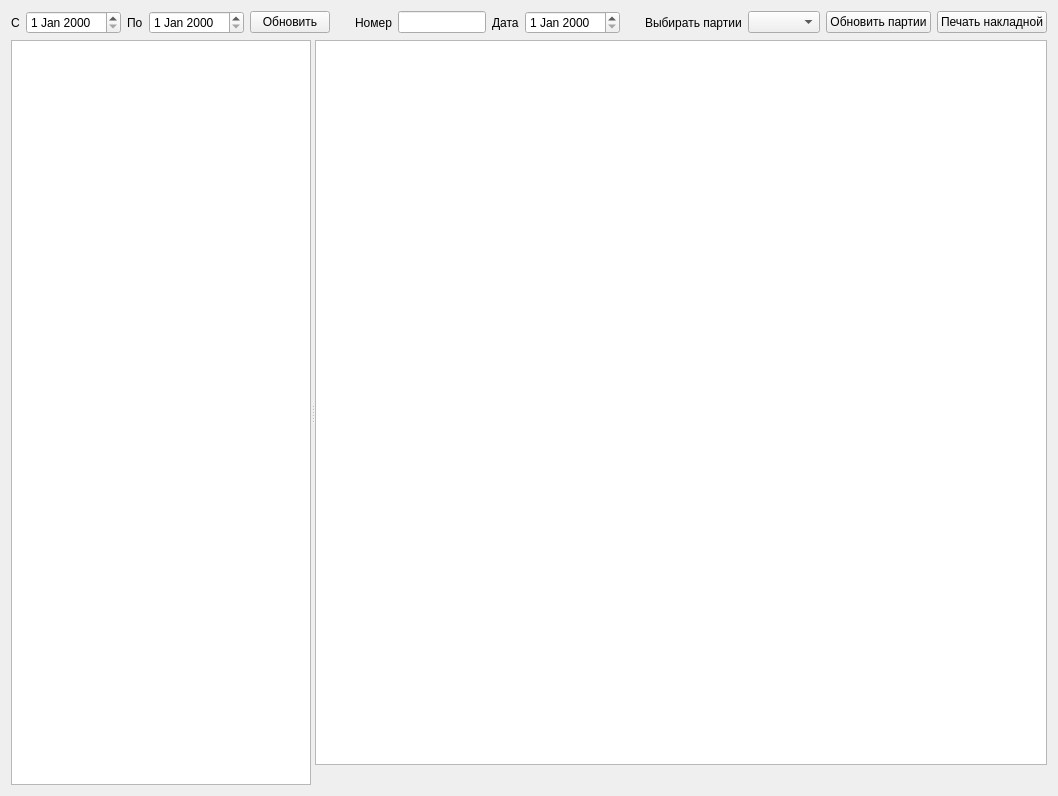
Above: formperepack.ui from Sergeyego/wire_pr before the change. Below: the same form after it.
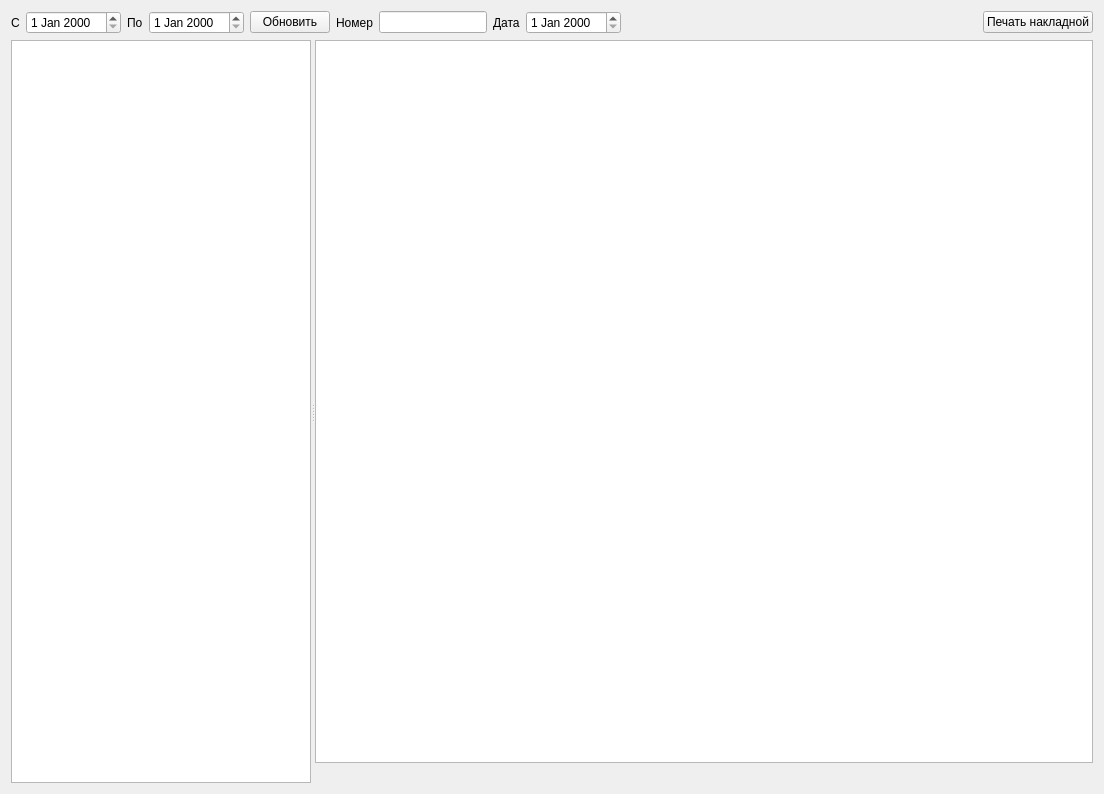
That is the form after the change. Icons and pictures are not drawn. Custom widgets are drawn as their Qt base class.

What changed in the file:
```diff
--- a/formperepack.ui
+++ b/formperepack.ui
@@ -6,8 +6,8 @@
    <rect>
     <x>0</x>
     <y>0</y>
-    <width>1058</width>
-    <height>796</height>
+    <width>1104</width>
+    <height>794</height>
    </rect>
   </property>
   <property name="windowTitle">
@@ -30,7 +30,7 @@
       </widget>
      </item>
      <item>
-      <widget class="DateEdit" name="dateEditBeg">
+      <widget class="DbDateEdit" name="dateEditBeg">
        <property name="sizePolicy">
         <sizepolicy hsizetype="Maximum" vsizetype="Fixed">
          <horstretch>0</horstretch>
@@ -53,7 +53,7 @@
       </widget>
      </item>
      <item>
-      <widget class="DateEdit" name="dateEditEnd">
+      <widget class="DbDateEdit" name="dateEditEnd">
        <property name="sizePolicy">
         <sizepolicy hsizetype="Maximum" vsizetype="Fixed">
          <horstretch>0</horstretch>
@@ -82,19 +82,6 @@
        </property>
       </widget>
      </item>
-     <item>
-      <spacer name="horizontalSpacer">
-       <property name="orientation">
-        <enum>Qt::Horizontal</enum>
-       </property>
-       <property name="sizeHint" stdset="0">
-        <size>
-         <width>40</width>
-         <height>20</height>
-        </size>
-       </property>
-      </spacer>
-     </item>
      <item>
       <widget class="QLabel" name="label_3">
        <property name="sizePolicy">
@@ -135,7 +122,7 @@
       </widget>
      </item>
      <item>
-      <widget class="DateEdit" name="dateEdit">
+      <widget class="DbDateEdit" name="dateEdit">
        <property name="sizePolicy">
         <sizepolicy hsizetype="Maximum" vsizetype="Fixed">
          <horstretch>0</horstretch>
@@ -160,36 +147,6 @@
        </property>
       </spacer>
      </item>
-     <item>
-      <widget class="QLabel" name="label_5">
-       <property name="text">
-        <string>Выбирать партии</string>
-       </property>
-      </widget>
-     </item>
-     <item>
-      <widget class="QComboBox" name="comboBoxSelPart"/>
-     </item>
-     <item>
-      <widget class="QPushButton" name="cmdUpdPart">
-       <property name="sizePolicy">
-        <sizepolicy hsizetype="Maximum" vsizetype="Fixed">
-         <horstretch>0</horstretch>
-         <verstretch>0</verstretch>
-        </sizepolicy>
-       </property>
-       <property name="toolTip">
-        <string>Обновить список партий</string>
-       </property>
-       <property name="text">
-        <string>Обновить партии</string>
-       </property>
-       <property name="icon">
-        <iconset theme="view-refresh">
-         <normaloff>.</normaloff>.</iconset>
-       </property>
-      </widget>
-     </item>
      <item>
       <widget class="QPushButton" name="cmdNakl">
        <property name="text">
@@ -263,16 +220,16 @@
   </layout>
  </widget>
  <customwidgets>
-  <customwidget>
-   <class>DateEdit</class>
-   <extends>QDateEdit</extends>
-   <header>db/dbviewer.h</header>
-  </customwidget>
   <customwidget>
    <class>DbViewer</class>
    <extends>QTableView</extends>
    <header>db/dbviewer.h</header>
   </customwidget>
+  <customwidget>
+   <class>DbDateEdit</class>
+   <extends>QDateEdit</extends>
+   <header>db/dbdateedit.h</header>
+  </customwidget>
  </customwidgets>
  <tabstops>
   <tabstop>dateEditBeg</tabstop>
```
Left out of the diff: 2 changed lines with no effect on the pictures.
